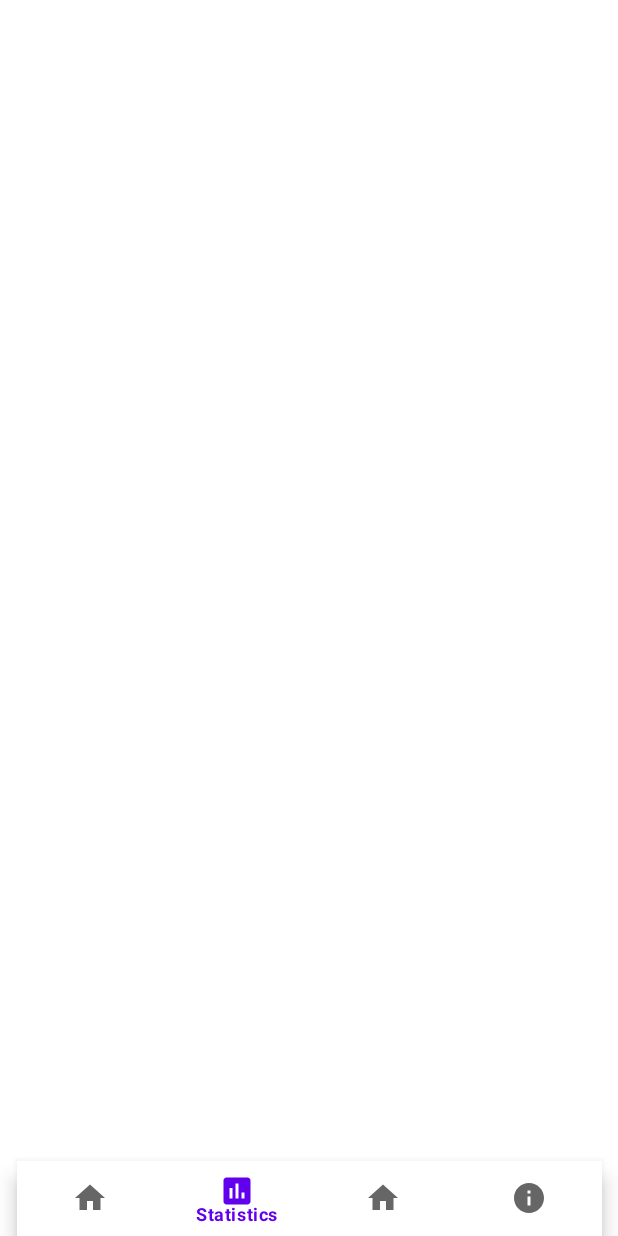
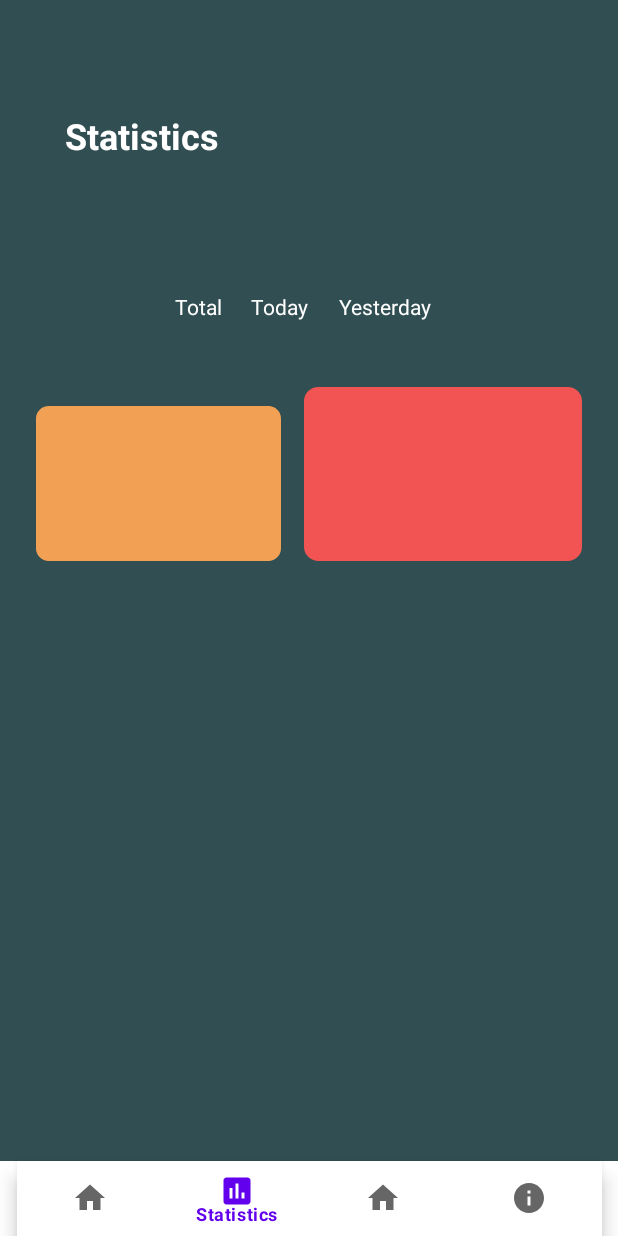
Before and after one commit to sidpug/COVIDAnalyzer, an Android app: the StatisticsFragment screen opened through its navigation route, on a phone screen of 412 x 824 dp. Run offline under Robolectric (Android 15) with nearby library versions, the phone set to English and light mode, and no system bars; our stand-ins replace navigation-ui.

Commit message:
Initial Commit

```diff
--- /dev/null
+++ b/app/src/main/res/drawable/stat_rectangle_1.xml
@@ -0,0 +1,23 @@
+<?xml version="1.0" encoding="utf-8"?>
+<vector
+    xmlns:android="http://schemas.android.com/apk/res/android"
+    android:width="155dp"
+    android:height="100dp"
+    android:viewportWidth="155"
+    android:viewportHeight="100"
+    >
+
+    <group>
+
+        <clip-path
+            android:pathData="M8 0H147C151.418 0 155 3.58172 155 8V92C155 96.4183 151.418 100 147 100H8C3.58172 100 0 96.4183 0 92V8C0 3.58172 3.58172 0 8 0Z"
+            />
+
+        <path
+            android:pathData="M0 0V100H155V0"
+            android:fillColor="#F2A154"
+            />
+
+    </group>
+
+</vector>
--- /dev/null
+++ b/app/src/main/res/drawable/stat_rectangle_2.xml
@@ -0,0 +1,23 @@
+<?xml version="1.0" encoding="utf-8"?>
+<vector
+    xmlns:android="http://schemas.android.com/apk/res/android"
+    android:width="155dp"
+    android:height="100dp"
+    android:viewportWidth="155"
+    android:viewportHeight="100"
+    >
+
+    <group>
+
+        <clip-path
+            android:pathData="M8 0H147C151.418 0 155 3.58172 155 8V92C155 96.4183 151.418 100 147 100H8C3.58172 100 0 96.4183 0 92V8C0 3.58172 3.58172 0 8 0Z"
+            />
+
+        <path
+            android:pathData="M0 0V100H155V0"
+            android:fillColor="#F25454"
+            />
+
+    </group>
+
+</vector>
--- a/app/src/main/res/layout/fragment_home.xml
+++ b/app/src/main/res/layout/fragment_home.xml
@@ -23,7 +23,6 @@
         android:layout_height="wrap_content"
         android:layout_marginTop="40dp"
         android:text="@string/covid_19"
-        android:textAppearance="@style/TextAppearance.AppCompat.Large"
         android:textColor="@color/white"
         android:textSize="24sp"
         android:textStyle="bold"
@@ -98,7 +97,6 @@
         android:layout_marginStart="20dp"
         android:layout_marginEnd="20dp"
         android:background="@drawable/rectangle_home_bottom"
-        android:clickable="true"
         app:layout_constraintBottom_toBottomOf="parent"
         app:layout_constraintEnd_toEndOf="parent"
         app:layout_constraintHorizontal_bias="0.0"
@@ -157,6 +155,7 @@
         app:layout_constraintHorizontal_bias="0.0"
         app:layout_constraintStart_toStartOf="parent"
         app:layout_constraintTop_toBottomOf="@+id/view"
-        app:layout_constraintVertical_bias="0.567" />
+        app:layout_constraintVertical_bias="0.567"
+        android:contentDescription="@string/methods_of_prevention" />
 
 </androidx.constraintlayout.widget.ConstraintLayout>
--- a/app/src/main/res/layout/fragment_statistics.xml
+++ b/app/src/main/res/layout/fragment_statistics.xml
@@ -1,6 +1,96 @@
 <?xml version="1.0" encoding="utf-8"?>
 <androidx.constraintlayout.widget.ConstraintLayout xmlns:android="http://schemas.android.com/apk/res/android"
+    xmlns:app="http://schemas.android.com/apk/res-auto"
     xmlns:tools="http://schemas.android.com/tools"
     android:layout_width="match_parent"
     android:layout_height="match_parent"
-    tools:context=".ui.statistics.StatisticsFragment"/>
+    android:background="@color/cyan_dark"
+    tools:context=".ui.statistics.StatisticsFragment" >
+
+    <TextView
+        android:id="@+id/textView"
+        android:layout_width="wrap_content"
+        android:layout_height="wrap_content"
+        android:text="@string/statistics"
+        android:textColor="@color/white"
+        android:textSize="24sp"
+        android:textStyle="bold"
+        app:layout_constraintBottom_toBottomOf="parent"
+        app:layout_constraintEnd_toEndOf="parent"
+        app:layout_constraintHorizontal_bias="0.14"
+        app:layout_constraintStart_toStartOf="parent"
+        app:layout_constraintTop_toTopOf="parent"
+        app:layout_constraintVertical_bias="0.100000024" />
+
+    <TextView
+        android:id="@+id/textView4"
+        android:layout_width="wrap_content"
+        android:layout_height="wrap_content"
+        android:layout_marginTop="88dp"
+        android:text="@string/total"
+        android:textColor="@color/white"
+        android:textSize="14sp"
+        app:layout_constraintEnd_toEndOf="parent"
+        app:layout_constraintHorizontal_bias="0.307"
+        app:layout_constraintStart_toStartOf="parent"
+        app:layout_constraintTop_toBottomOf="@+id/textView" />
+
+    <TextView
+        android:id="@+id/textView6"
+        android:layout_width="wrap_content"
+        android:layout_height="wrap_content"
+        android:layout_marginStart="10dp"
+        android:layout_marginTop="88dp"
+        android:text="@string/today"
+        android:textColor="@color/white"
+        android:textSize="14sp"
+        app:layout_constraintEnd_toEndOf="parent"
+        app:layout_constraintHorizontal_bias="0.043"
+        app:layout_constraintStart_toEndOf="@+id/textView4"
+        app:layout_constraintTop_toBottomOf="@+id/textView" />
+
+    <TextView
+        android:id="@+id/textView7"
+        android:layout_width="wrap_content"
+        android:layout_height="wrap_content"
+        android:layout_marginTop="88dp"
+        android:text="@string/yesterday"
+        android:textColor="@color/white"
+        android:textSize="14sp"
+        app:layout_constraintEnd_toEndOf="parent"
+        app:layout_constraintHorizontal_bias="0.143"
+        app:layout_constraintStart_toEndOf="@+id/textView6"
+        app:layout_constraintTop_toBottomOf="@+id/textView" />
+
+    <View
+        android:id="@+id/view2"
+        android:layout_width="163dp"
+        android:layout_height="103dp"
+        android:layout_marginStart="24dp"
+        android:layout_marginTop="44dp"
+        android:layout_marginEnd="195dp"
+        android:layout_marginBottom="400dp"
+        android:background="@drawable/stat_rectangle_1"
+        app:layout_constraintBottom_toBottomOf="parent"
+        app:layout_constraintEnd_toEndOf="parent"
+        app:layout_constraintHorizontal_bias="0.0"
+        app:layout_constraintStart_toStartOf="parent"
+        app:layout_constraintTop_toBottomOf="@+id/textView4"
+        app:layout_constraintVertical_bias="1.0" />
+
+    <View
+        android:id="@+id/view3"
+        android:layout_width="0dp"
+        android:layout_height="0dp"
+        android:layout_marginStart="15dp"
+        android:layout_marginTop="44dp"
+        android:layout_marginEnd="24dp"
+        android:layout_marginBottom="400dp"
+        android:background="@drawable/stat_rectangle_2"
+        app:layout_constraintBottom_toBottomOf="parent"
+        app:layout_constraintEnd_toEndOf="parent"
+        app:layout_constraintHorizontal_bias="0.0"
+        app:layout_constraintStart_toEndOf="@+id/view2"
+        app:layout_constraintTop_toBottomOf="@+id/textView4"
+        app:layout_constraintVertical_bias="0.0" />
+</androidx.constraintlayout.widget.ConstraintLayout>
--- a/app/src/main/res/values/strings.xml
+++ b/app/src/main/res/values/strings.xml
@@ -12,4 +12,9 @@
     <string name="Women_bottom">A Woman image with haind raised towards aid</string>
     <string name="do_your_own_test">Do your own test?</string>
     <string name="follow_the_instructions_to_do_your_own_test">Follow the instructions to do your own test.</string>
+    <string name="statistics">Statistics</string>
+    <string name="methods_of_prevention">Methods Of Prevention</string>
+    <string name="total">Total</string>
+    <string name="today">Today</string>
+    <string name="yesterday">Yesterday</string>
 </resources>
```
